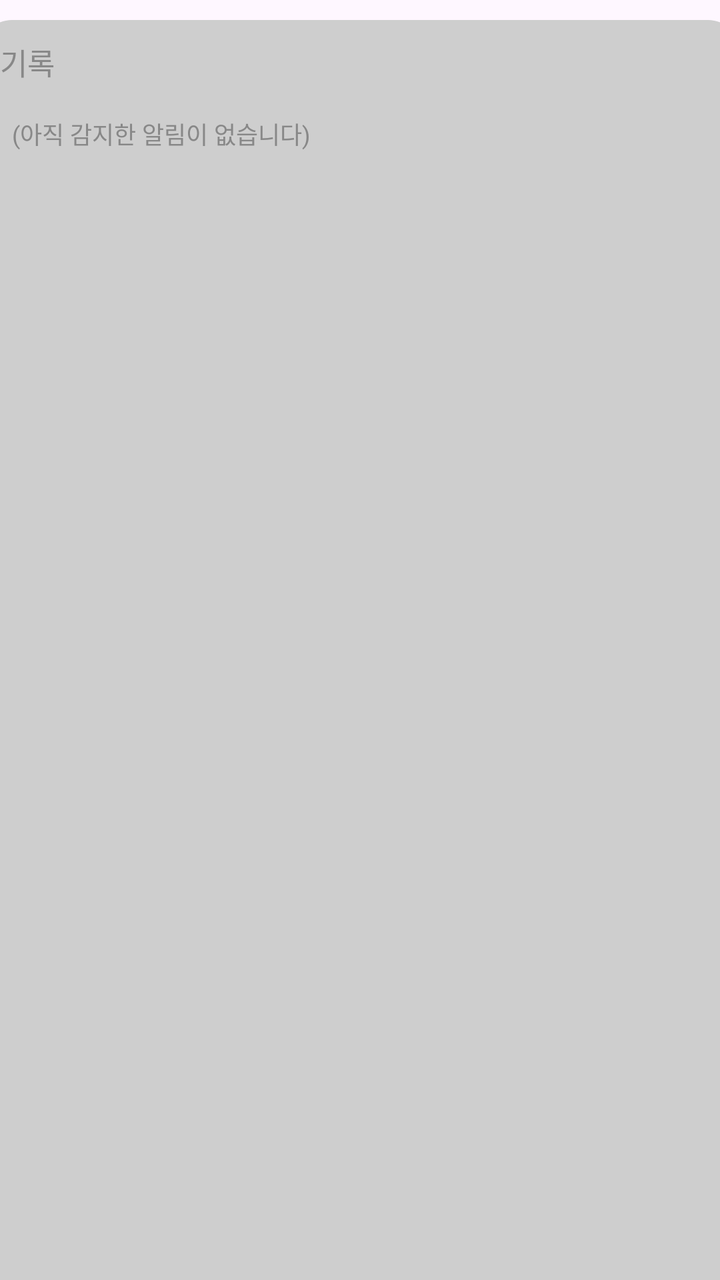
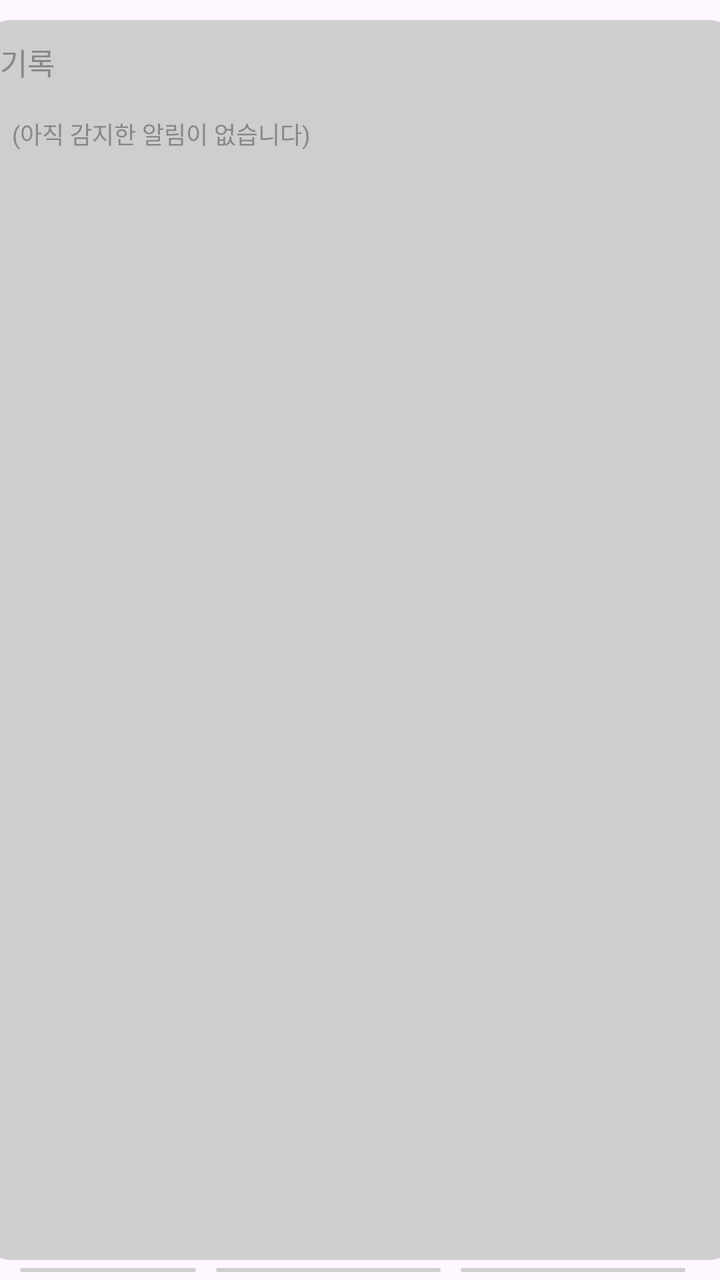

The first picture is an Android layout as it rendered before a commit; the second is the same layout after the commit. The layout source and the unified diff follow.
<!-- AndroidManifest.xml: application theme Theme.MyApplication -->
<!-- res/layout/logger.xml -->
<?xml version="1.0" encoding="utf-8"?>
<LinearLayout xmlns:android="http://schemas.android.com/apk/res/android"
    xmlns:app="http://schemas.android.com/apk/res-auto"
    xmlns:tools="http://schemas.android.com/tools"
    android:id="@+id/logger"
    android:layout_width="match_parent"
    android:layout_height="match_parent"
    android:orientation="vertical"
    tools:context=".Logger">


    <LinearLayout
        android:layout_width="380dp"
        android:layout_height="670dp"
        android:layout_gravity="center"
        android:layout_marginTop="10dp"
        android:background="@drawable/rounded_corner"
        android:orientation="vertical">

        <TextView
            android:layout_width="380dp"
            android:layout_height="wrap_content"
            android:layout_marginStart="10dp"
            android:textColor="#888888"
            android:textSize="15sp"
            android:layout_marginTop="10dp"
            android:text="기록"/>

        <ScrollView
            android:layout_width="match_parent"
            android:layout_height="654dp"
            android:fadeScrollbars="false"
            android:scrollbars="vertical">

            <TextView
                android:id="@+id/tv1"
                android:layout_width="match_parent"
                android:layout_height="wrap_content"
                android:padding="16dp"
                android:textColor="#888888"
                android:text="(아직 감지한 알림이 없습니다)"
                android:textSize="12sp" />
        </ScrollView>
    </LinearLayout>

    <androidx.constraintlayout.widget.ConstraintLayout
        android:layout_width="match_parent"
        android:layout_height="wrap_content">


        <com.google.android.material.button.MaterialButton
            android:id="@+id/reset"
            style="@style/RoundedButtonStyle"
            android:layout_width="wrap_content"
            android:layout_height="wrap_content"
            android:layout_gravity="end"
            app:layout_constraintStart_toStartOf="parent"
            app:layout_constraintTop_toTopOf="parent"
            app:layout_constraintBottom_toBottomOf="parent"
            android:hapticFeedbackEnabled="true"
            android:layout_marginStart="10dp"
            android:text="초기화"
            android:textSize="15sp"
            app:cornerRadius="16dp" />

        <com.google.android.material.button.MaterialButton
            android:id="@+id/gotodeeplearnstats"
            style="@style/RoundedButtonStyle"
            android:layout_width="wrap_content"
            android:layout_height="wrap_content"
            android:layout_gravity="end"
            app:layout_constraintStart_toEndOf="@id/reset"
            app:layout_constraintTop_toTopOf="parent"
            app:layout_constraintBottom_toBottomOf="parent"
            android:hapticFeedbackEnabled="true"
            android:layout_marginStart="10dp"
            android:text="딥러닝 현황"
            android:textSize="15sp"
            app:cornerRadius="16dp" />


        <com.google.android.material.button.MaterialButton
            android:id="@+id/goback"
            style="@style/RoundedButtonStyle"
            android:layout_width="wrap_content"
            android:layout_height="wrap_content"
            android:layout_gravity="end"
            app:layout_constraintEnd_toEndOf="parent"
            app:layout_constraintTop_toTopOf="parent"
            app:layout_constraintBottom_toBottomOf="parent"
            android:layout_marginEnd="10dp"
            android:hapticFeedbackEnabled="true"
            android:text="뒤로"
            android:textSize="15sp"
            app:cornerRadius="16dp" />

    </androidx.constraintlayout.widget.ConstraintLayout>

</LinearLayout>
<!-- resources referenced by this layout -->
<resources>
  <!-- drawable rounded_corner (drawable) -->
  <?xml version="1.0" encoding="utf-8"?>
  <shape xmlns:android="http://schemas.android.com/apk/res/android"
      android:shape="rectangle">
  
      
      <corners android:radius="16dp" />
  
      
      <solid android:color="#CECECE"/>
  
  </shape>
  <style name="RoundedButtonStyle" parent="Widget.MaterialComponents.Button">
          <item name="cornerRadius">16dp</item>
          <item name="backgroundTint">#CECECE</item>
      </style>
  <style name="Theme.MyApplication" parent="Base.Theme.MyApplication" />
  <style name="Base.Theme.MyApplication" parent="Theme.Material3.DayNight.NoActionBar">
          
          
          <item name="android:statusBarColor">#FEFBFE</item> 
          <item name="android:navigationBarColor">#FEFBFE</item> 
      </style>
</resources>

<!-- the commit's change to res/layout/logger.xml (unified diff, before → after) -->
@@ -11,7 +11,7 @@
 
     <LinearLayout
         android:layout_width="380dp"
-        android:layout_height="670dp"
+        android:layout_height="620dp"
         android:layout_gravity="center"
         android:layout_marginTop="10dp"
         android:background="@drawable/rounded_corner"
@@ -53,10 +53,9 @@
             style="@style/RoundedButtonStyle"
             android:layout_width="wrap_content"
             android:layout_height="wrap_content"
-            android:layout_gravity="end"
+            android:layout_gravity="top"
             app:layout_constraintStart_toStartOf="parent"
             app:layout_constraintTop_toTopOf="parent"
-            app:layout_constraintBottom_toBottomOf="parent"
             android:hapticFeedbackEnabled="true"
             android:layout_marginStart="10dp"
             android:text="초기화"
@@ -71,10 +70,25 @@
             android:layout_gravity="end"
             app:layout_constraintStart_toEndOf="@id/reset"
             app:layout_constraintTop_toTopOf="parent"
-            app:layout_constraintBottom_toBottomOf="parent"
+
             android:hapticFeedbackEnabled="true"
             android:layout_marginStart="10dp"
             android:text="딥러닝 현황"
+            android:textSize="15sp"
+            app:cornerRadius="16dp" />
+
+        <com.google.android.material.button.MaterialButton
+            android:id="@+id/gotonamemapview"
+            style="@style/RoundedButtonStyle"
+            android:layout_width="wrap_content"
+            android:layout_height="wrap_content"
+            android:layout_gravity="end"
+            app:layout_constraintStart_toEndOf="@id/gotodeeplearnstats"
+            app:layout_constraintTop_toTopOf="parent"
+
+            android:hapticFeedbackEnabled="true"
+            android:layout_marginStart="10dp"
+            android:text="가명화 현황"
             android:textSize="15sp"
             app:cornerRadius="16dp" />
 
@@ -85,11 +99,12 @@
             android:layout_width="wrap_content"
             android:layout_height="wrap_content"
             android:layout_gravity="end"
-            app:layout_constraintEnd_toEndOf="parent"
-            app:layout_constraintTop_toTopOf="parent"
-            app:layout_constraintBottom_toBottomOf="parent"
+            app:layout_constraintStart_toStartOf="parent"
+            app:layout_constraintTop_toBottomOf="@id/reset"
+
             android:layout_marginEnd="10dp"
             android:hapticFeedbackEnabled="true"
+            android:layout_marginStart="10dp"
             android:text="뒤로"
             android:textSize="15sp"
             app:cornerRadius="16dp" />
